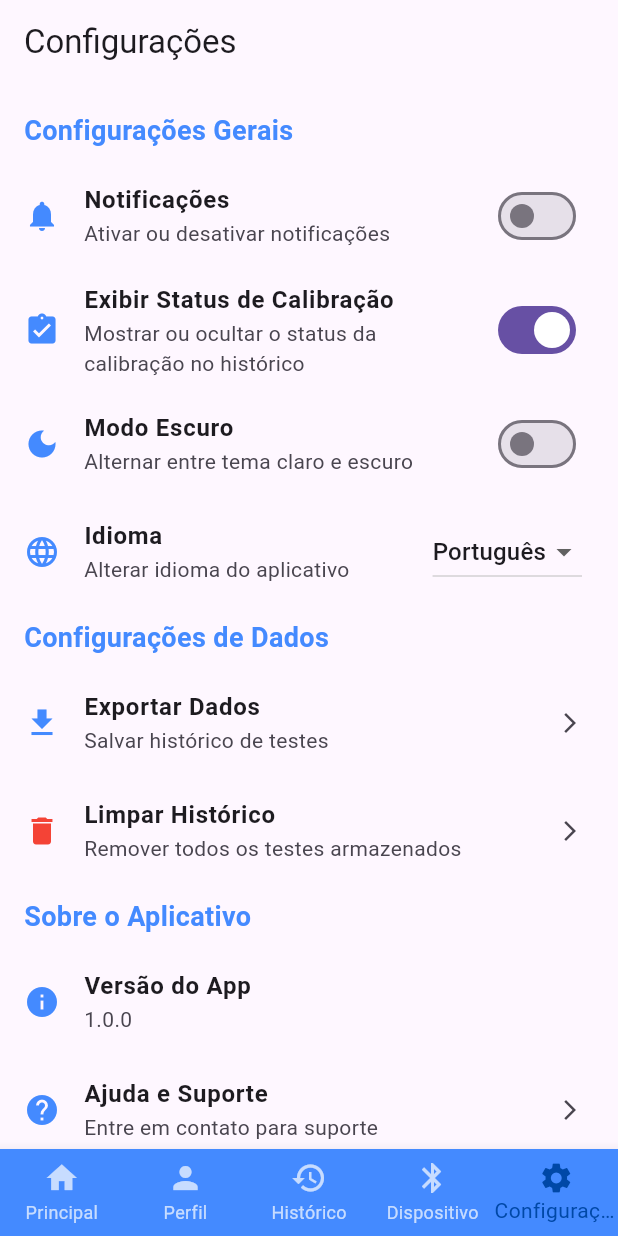
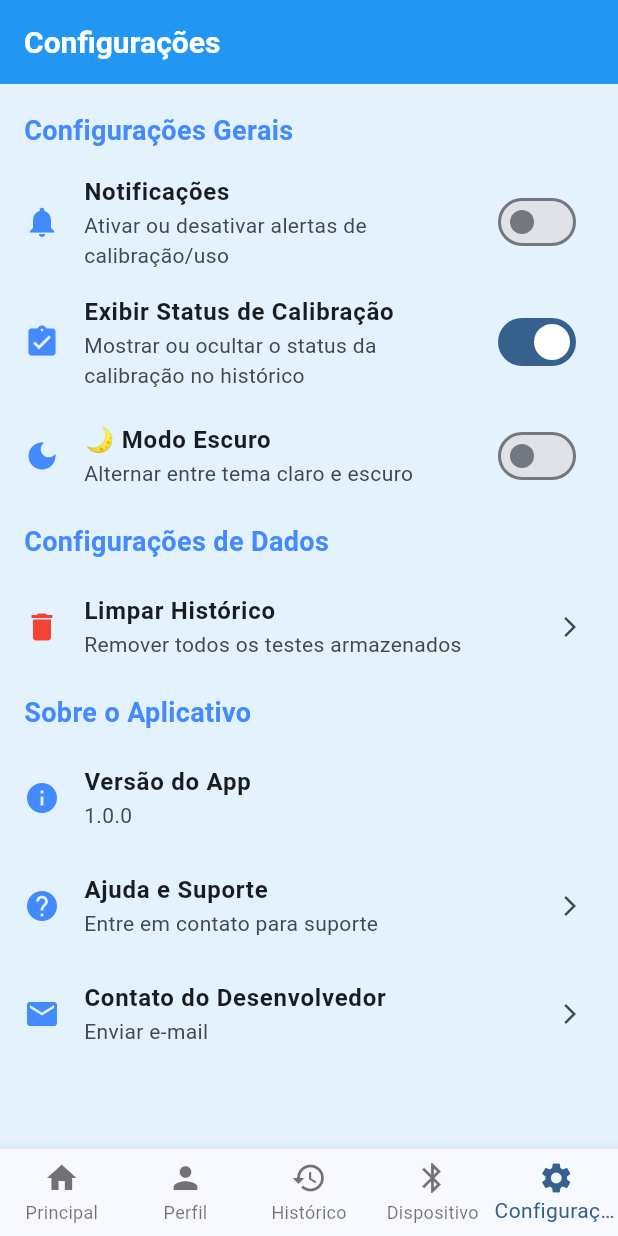
Before and after one commit to ErickSantos2002/AppHealthFlutter, a Flutter app: the screen it shows after launch, item 5 of the bottom bar chosen, after a tap on "Notificações", on a phone screen of 412 x 824 dp. Run offline on Flutter 3.47's test engine with Material 3 defaults, Android fonts, the phone set to English and light mode, and no system bars; our stand-ins replace camera, fl_chart, flutter_blue_plus, flutter_riverpod, geolocator, hive and 6 more; missing offline and left inert: cpf_cnpj_validator; accounts and stored records are empty.

Commit message:
Backup quase final

```diff
--- a/lib/main.dart
+++ b/lib/main.dart
@@ -1,9 +1,9 @@
 import 'package:flutter/material.dart';
+import 'package:flutter_hsapp/theme.dart';
 import 'package:flutter_riverpod/flutter_riverpod.dart'; // ✅ Importando Riverpod
 import 'package:hive_flutter/hive_flutter.dart';
 import 'screens/main_screen.dart';
 import 'screens/perfil_screen.dart';
-import 'screens/login_screen.dart';
 import 'models/test_model.dart';
 import 'models/funcionario_model.dart';
 import 'theme_provider.dart';
@@ -31,19 +31,17 @@ class MeuAppBLE extends ConsumerWidget {
 
   @override
   Widget build(BuildContext context, WidgetRef ref) {
-    final themeState = ref.watch(themeProvider); // 🔹 Obtém o ThemeState
-    final themeMode = themeState.themeMode; // 🔹 Acessa o themeMode dentro do ThemeState
+    final themeMode = ref.watch(themeProvider); // Agora é diretamente ThemeMode
 
     return MaterialApp(
       debugShowCheckedModeBanner: false,
       title: "Meu App BLE",
-      themeMode: themeMode, // 🔹 Agora passamos o ThemeMode correto
-      theme: ThemeData.light(),
-      darkTheme: ThemeData.dark(),
+      themeMode: themeMode,
+      theme: AppTheme.lightTheme,
+      darkTheme: AppTheme.darkTheme,
       home: const MainScreen(),
       routes: {
         "/perfil": (context) => const PerfilScreen(),
-        "/login": (context) => const LoginScreen(),
       },
     );
   }
--- a/lib/providers/configuracoes_provider.dart
+++ b/lib/providers/configuracoes_provider.dart
@@ -4,34 +4,51 @@ import 'package:shared_preferences/shared_preferences.dart';
 /// 🔹 Classe que gerencia o estado das configurações
 class ConfiguracoesState {
   final bool exibirStatusCalibracao;
+  final bool notificacoesAtivas; // ✅ Novo campo
 
-  ConfiguracoesState({required this.exibirStatusCalibracao});
+  ConfiguracoesState({
+    required this.exibirStatusCalibracao,
+    required this.notificacoesAtivas,
+  });
 
-  ConfiguracoesState copyWith({bool? exibirStatusCalibracao}) {
+  ConfiguracoesState copyWith({
+    bool? exibirStatusCalibracao,
+    bool? notificacoesAtivas,
+  }) {
     return ConfiguracoesState(
       exibirStatusCalibracao: exibirStatusCalibracao ?? this.exibirStatusCalibracao,
+      notificacoesAtivas: notificacoesAtivas ?? this.notificacoesAtivas,
     );
   }
 }
 
 /// 🔹 Notifier que gerencia as configurações no SharedPreferences
 class ConfiguracoesNotifier extends StateNotifier<ConfiguracoesState> {
-  ConfiguracoesNotifier() : super(ConfiguracoesState(exibirStatusCalibracao: true)) {
+  ConfiguracoesNotifier()
+      : super(ConfiguracoesState(exibirStatusCalibracao: true, notificacoesAtivas: true)) {
     _carregarConfiguracoes();
   }
 
-  /// 🔄 Carrega a configuração do SharedPreferences
   Future<void> _carregarConfiguracoes() async {
     final prefs = await SharedPreferences.getInstance();
     bool exibir = prefs.getBool('exibirStatusCalibracao') ?? true;
-    state = state.copyWith(exibirStatusCalibracao: exibir);
+    bool notificacoes = prefs.getBool('notificacoesAtivas') ?? true;
+    state = state.copyWith(
+      exibirStatusCalibracao: exibir,
+      notificacoesAtivas: notificacoes,
+    );
   }
 
-  /// 💾 Atualiza e salva a configuração
-  Future<void> alterarExibirStatusCalibracao(bool novoValor) async {
+  Future<void> alterarExibirStatusCalibracao(bool valor) async {
     final prefs = await SharedPreferences.getInstance();
-    await prefs.setBool('exibirStatusCalibracao', novoValor);
-    state = state.copyWith(exibirStatusCalibracao: novoValor);
+    await prefs.setBool('exibirStatusCalibracao', valor);
+    state = state.copyWith(exibirStatusCalibracao: valor);
+  }
+
+  Future<void> alterarNotificacoes(bool valor) async {
+    final prefs = await SharedPreferences.getInstance();
+    await prefs.setBool('notificacoesAtivas', valor);
+    state = state.copyWith(notificacoesAtivas: valor);
   }
 }
 
--- a/lib/screens/configuracoes_screen.dart
+++ b/lib/screens/configuracoes_screen.dart
@@ -1,10 +1,13 @@
 import 'package:flutter/material.dart';
+import 'package:flutter_hsapp/providers/historico_provider.dart';
 import 'package:flutter_riverpod/flutter_riverpod.dart';
 import 'package:share_plus/share_plus.dart';
 import 'package:hive/hive.dart';
 import 'package:package_info_plus/package_info_plus.dart';
 import '../theme_provider.dart'; // ✅ Importando o novo provider
 import '../providers/configuracoes_provider.dart'; // ✅ Importando as configurações
+import 'package:url_launcher/url_launcher.dart';
+
 
 class ConfiguracoesScreen extends ConsumerStatefulWidget {
   const ConfiguracoesScreen({super.key});
@@ -31,6 +34,32 @@ class _ConfiguracoesScreenState extends ConsumerState<ConfiguracoesScreen> {
     });
   }
 
+  void _abrirWhatsApp() async {
+    final uri = Uri.parse("https://wa.me/message/M4IXBOMSG6V6K1");
+    if (await canLaunchUrl(uri)) {
+      await launchUrl(uri, mode: LaunchMode.externalApplication);
+    } else {
+      ScaffoldMessenger.of(context).showSnackBar(
+        const SnackBar(content: Text("Não foi possível abrir o WhatsApp")),
+      );
+    }
+  }
+
+  void _enviarEmail() async {
+    final uri = Uri(
+      scheme: 'mailto',
+      path: 'suporte@healthsafety.com.br',
+      query: 'subject=Suporte App BLE&body=Olá, preciso de ajuda com...',
+    );
+    if (await canLaunchUrl(uri)) {
+      await launchUrl(uri);
+    } else {
+      ScaffoldMessenger.of(context).showSnackBar(
+        const SnackBar(content: Text("Não foi possível abrir o app de e-mail")),
+      );
+    }
+  }
+
   Future<void> _confirmarLimparHistorico() async {
     bool? confirmar = await showDialog(
       context: context,
@@ -45,7 +74,8 @@ class _ConfiguracoesScreenState extends ConsumerState<ConfiguracoesScreen> {
             ),
             TextButton(
               onPressed: () async {
-                await Hive.box('testes').clear();
+                await Hive.deleteBoxFromDisk('testes');
+                ref.invalidate(historicoProvider); // ✅ Força recarregar os testes
                 Navigator.pop(context, true);
               },
               child: const Text("Limpar", style: TextStyle(color: Colors.red)),
@@ -68,7 +98,7 @@ class _ConfiguracoesScreenState extends ConsumerState<ConfiguracoesScreen> {
 
   @override
   Widget build(BuildContext context) {
-    final themeMode = ref.watch(themeProvider).themeMode; // ✅ Agora usando Riverpod!
+    final themeMode = ref.watch(themeProvider);
 
     return Scaffold(
       appBar: AppBar(title: const Text("Configurações")),
@@ -79,13 +109,11 @@ class _ConfiguracoesScreenState extends ConsumerState<ConfiguracoesScreen> {
           _buildSectionTitle("Configurações Gerais"),
           _buildSwitchTile(
             title: "Notificações",
-            subtitle: "Ativar ou desativar notificações",
+            subtitle: "Ativar ou desativar alertas de calibração/uso",
             icon: Icons.notifications,
-            value: notificacoesAtivadas,
+            value: ref.watch(configuracoesProvider).notificacoesAtivas,
             onChanged: (value) {
-              setState(() {
-                notificacoesAtivadas = value;
-              });
+              ref.read(configuracoesProvider.notifier).alterarNotificacoes(value);
             },
           ),
           _buildSwitchTile(
@@ -98,23 +126,16 @@ class _ConfiguracoesScreenState extends ConsumerState<ConfiguracoesScreen> {
             },
           ),
           _buildSwitchTile(
-            title: "Modo Escuro",
+            title: "🌙 Modo Escuro",
             subtitle: "Alternar entre tema claro e escuro",
             icon: Icons.dark_mode,
-            value: themeMode == ThemeMode.dark, // ✅ Corrigido
+            value: themeMode == ThemeMode.dark, // ✅ Vai marcar corretamente
             onChanged: (_) {
-              ref.read(themeProvider.notifier).toggleTheme(); // ✅ Agora usa Riverpod
+              ref.read(themeProvider.notifier).toggleTheme(); // ✅ Alterna o tema
             },
           ),
-          _buildDropdownTile(),
 
           _buildSectionTitle("Configurações de Dados"),
-          _buildButtonTile(
-            title: "Exportar Dados",
-            subtitle: "Salvar histórico de testes",
-            icon: Icons.download,
-            onTap: _exportarDados,
-          ),
           _buildButtonTile(
             title: "Limpar Histórico",
             subtitle: "Remover todos os testes armazenados",
@@ -129,13 +150,13 @@ class _ConfiguracoesScreenState extends ConsumerState<ConfiguracoesScreen> {
             title: "Ajuda e Suporte",
             subtitle: "Entre em contato para suporte",
             icon: Icons.help,
-            onTap: () {},
+            onTap: _abrirWhatsApp,
           ),
           _buildButtonTile(
             title: "Contato do Desenvolvedor",
             subtitle: "Enviar e-mail",
             icon: Icons.email,
-            onTap: () {},
+            onTap: _enviarEmail,
           ),
 
           const SizedBox(height: 20),
--- a/lib/screens/main_screen.dart
+++ b/lib/screens/main_screen.dart
@@ -39,10 +39,10 @@ class _MainScreenState extends State<MainScreen> {
       bottomNavigationBar: BottomNavigationBar(
       currentIndex: _selectedIndex,
       onTap: _onItemTapped,
-        backgroundColor: Colors.blueAccent,
-        selectedItemColor: const Color.fromARGB(255, 0, 72, 167),
-        unselectedItemColor: Colors.white70,
       type: BottomNavigationBarType.fixed,
+      selectedItemColor: Theme.of(context).colorScheme.primary,
+      unselectedItemColor: Theme.of(context).unselectedWidgetColor,
+      backgroundColor: Theme.of(context).colorScheme.surface,
       items: const [
         BottomNavigationBarItem(icon: Icon(Icons.home), label: "Principal"),
         BottomNavigationBarItem(icon: Icon(Icons.person), label: "Perfil"),
--- a/lib/screens/perfil_screen.dart
+++ b/lib/screens/perfil_screen.dart
@@ -173,15 +173,20 @@ class _PerfilScreenState extends State<PerfilScreen> {
           ),
         ],
         bottom: PreferredSize(
-          preferredSize: const Size.fromHeight(50),
+          preferredSize: const Size.fromHeight(60),
           child: Padding(
             padding: const EdgeInsets.all(8.0),
             child: TextField(
               controller: searchController,
-              decoration: const InputDecoration(
-                hintText: "Buscar funcionário...",
-                prefixIcon: Icon(Icons.search),
-                border: OutlineInputBorder(),
+                decoration: InputDecoration(
+                  hintText: "Buscar funcionário...",
+                  prefixIcon: const Icon(Icons.search),
+                  filled: true, // ✅ necessário para que fillColor funcione
+                  fillColor: Colors.grey[200], // ✅ cor de fundo desejada
+                  border: OutlineInputBorder(
+                    borderRadius: BorderRadius.circular(12),
+                    borderSide: BorderSide.none,
+                  ),
               ),
               onChanged: (value) {
                 setState(() {
--- a/lib/theme.dart
+++ b/lib/theme.dart
@@ -3,10 +3,15 @@ import 'package:flutter/material.dart';
 class AppTheme {
   static ThemeData get lightTheme {
     return ThemeData(
-      primarySwatch: Colors.blue,
+      useMaterial3: true,
+      colorScheme: ColorScheme.fromSeed(
+        seedColor: Colors.blue,
+        brightness: Brightness.light,
+      ),
       scaffoldBackgroundColor: Colors.blue[50],
       appBarTheme: const AppBarTheme(
         backgroundColor: Colors.blue,
+        foregroundColor: Colors.white,
         titleTextStyle: TextStyle(color: Colors.white, fontSize: 20, fontWeight: FontWeight.bold),
         iconTheme: IconThemeData(color: Colors.white),
       ),
@@ -19,9 +24,55 @@ class AppTheme {
           shape: RoundedRectangleBorder(borderRadius: BorderRadius.circular(10)),
         ),
       ),
+      cardTheme: CardTheme(
+        elevation: 2,
+        shape: RoundedRectangleBorder(borderRadius: BorderRadius.circular(16)),
+        color: Colors.white,
+      ),
+      inputDecorationTheme: const InputDecorationTheme(
+        border: OutlineInputBorder(),
+      ),
       textTheme: const TextTheme(
         titleLarge: TextStyle(fontSize: 18, fontWeight: FontWeight.bold, color: Colors.black87),
-        bodyLarge: TextStyle(fontSize: 16, color: Colors.black87), // Substituindo bodyText2 por bodyLarge
+        bodyLarge: TextStyle(fontSize: 16, color: Colors.black87),
+      ),
+    );
+  }
+
+  static ThemeData get darkTheme {
+    return ThemeData(
+      useMaterial3: true,
+      colorScheme: ColorScheme.fromSeed(
+        seedColor: Colors.blue,
+        brightness: Brightness.dark,
+      ),
+      scaffoldBackgroundColor: Colors.grey[900],
+      appBarTheme: const AppBarTheme(
+        backgroundColor: Colors.black,
+        foregroundColor: Colors.white,
+        titleTextStyle: TextStyle(color: Colors.white, fontSize: 20, fontWeight: FontWeight.bold),
+        iconTheme: IconThemeData(color: Colors.white),
+      ),
+      elevatedButtonTheme: ElevatedButtonThemeData(
+        style: ElevatedButton.styleFrom(
+          backgroundColor: Colors.blueAccent.shade200,
+          foregroundColor: Colors.black,
+          padding: const EdgeInsets.symmetric(vertical: 12, horizontal: 20),
+          textStyle: const TextStyle(fontSize: 16, fontWeight: FontWeight.bold),
+          shape: RoundedRectangleBorder(borderRadius: BorderRadius.circular(10)),
+        ),
+      ),
+      cardTheme: CardTheme(
+        elevation: 2,
+        shape: RoundedRectangleBorder(borderRadius: BorderRadius.circular(16)),
+        color: Colors.grey[800],
+      ),
+      inputDecorationTheme: const InputDecorationTheme(
+        border: OutlineInputBorder(),
+      ),
+      textTheme: const TextTheme(
+        titleLarge: TextStyle(fontSize: 18, fontWeight: FontWeight.bold, color: Colors.white),
+        bodyLarge: TextStyle(fontSize: 16, color: Colors.white70),
       ),
     );
   }
--- a/lib/theme_provider.dart
+++ b/lib/theme_provider.dart
@@ -2,41 +2,41 @@ import 'package:flutter/material.dart';
 import 'package:flutter_riverpod/flutter_riverpod.dart';
 import 'package:shared_preferences/shared_preferences.dart';
 
-/// 🔹 Estado do tema (Light/Dark)
-class ThemeState {
-  final ThemeMode themeMode;
-
-  ThemeState(this.themeMode);
-}
-
-/// 🔹 Notifier responsável por gerenciar o tema
-class ThemeNotifier extends StateNotifier<ThemeState> {
-  ThemeNotifier() : super(ThemeState(ThemeMode.light)) {
+/// 🔹 Notifier que gerencia o tema claro/escuro
+class ThemeNotifier extends StateNotifier<ThemeMode> {
+  ThemeNotifier() : super(ThemeMode.light) {
     _loadTheme();
   }
 
-  /// Alterna o tema e salva no SharedPreferences
+  /// Alterna entre claro e escuro
   Future<void> toggleTheme() async {
-    final isDarkMode = state.themeMode == ThemeMode.light;
-    state = ThemeState(isDarkMode ? ThemeMode.dark : ThemeMode.light);
-    _saveTheme(isDarkMode);
+    final isDark = state == ThemeMode.dark;
+    final newMode = isDark ? ThemeMode.light : ThemeMode.dark;
+    state = newMode;
+    await _saveTheme(newMode);
   }
 
-  /// 🔄 Carrega o tema salvo
-  Future<void> _loadTheme() async {
-    SharedPreferences prefs = await SharedPreferences.getInstance();
-    bool isDarkMode = prefs.getBool('isDarkMode') ?? false;
-    state = ThemeState(isDarkMode ? ThemeMode.dark : ThemeMode.light);
+  /// Define o tema diretamente
+  Future<void> setTheme(ThemeMode mode) async {
+    state = mode;
+    await _saveTheme(mode);
   }
 
-  /// 💾 Salva a preferência do usuário
-  Future<void> _saveTheme(bool isDarkMode) async {
-    SharedPreferences prefs = await SharedPreferences.getInstance();
-    await prefs.setBool('isDarkMode', isDarkMode);
+  /// Carrega o tema salvo
+  Future<void> _loadTheme() async {
+    final prefs = await SharedPreferences.getInstance();
+    final isDark = prefs.getBool('isDarkMode') ?? false;
+    state = isDark ? ThemeMode.dark : ThemeMode.light;
+  }
+
+  /// Salva o tema no SharedPreferences
+  Future<void> _saveTheme(ThemeMode mode) async {
+    final prefs = await SharedPreferences.getInstance();
+    await prefs.setBool('isDarkMode', mode == ThemeMode.dark);
   }
 }
 
-/// 🔹 Criando o provider global para o tema
-final themeProvider = StateNotifierProvider<ThemeNotifier, ThemeState>(
+/// 🔹 Provider global do tema
+final themeProvider = StateNotifierProvider<ThemeNotifier, ThemeMode>(
   (ref) => ThemeNotifier(),
 );
--- a/pubspec.yaml
+++ b/pubspec.yaml
@@ -51,6 +51,7 @@ dependencies:
   cpf_cnpj_validator: ^2.0.0
   image_picker: ^1.1.2
   camera: ^0.11.1
+  url_launcher: ^6.3.1
 
 dev_dependencies:
   flutter_test:
```
Also changed, not shown: lib/models/test_model.dart (+19 -0 lines), lib/providers/bluetooth_provider.dart (+20 -5 lines), lib/screens/historico_screen.dart (+18 -5 lines), lib/screens/home_screen.dart (+55 -12 lines), lib/screens/informacoes_dispositivo_screen.dart (+18 -9 lines), lib/screens/login_screen.dart (deleted, +0 -20 lines), lib/services/bluetooth_manager.dart (+70 -33 lines), lib/services/bluetooth_scan_service.dart (+7 -2 lines), lib/services/bluetooth_service.dart (+8 -3 lines), lib/models/test_model.g.dart, pubspec.lock, 2 other files. Lines whose indentation alone changed are shown as unchanged.
